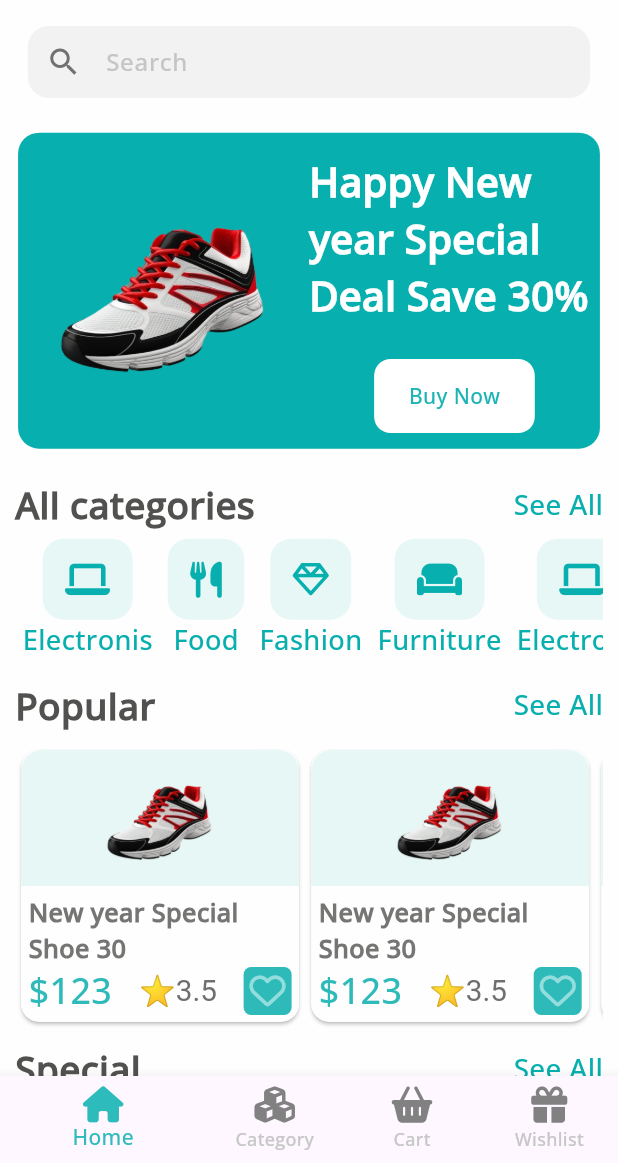
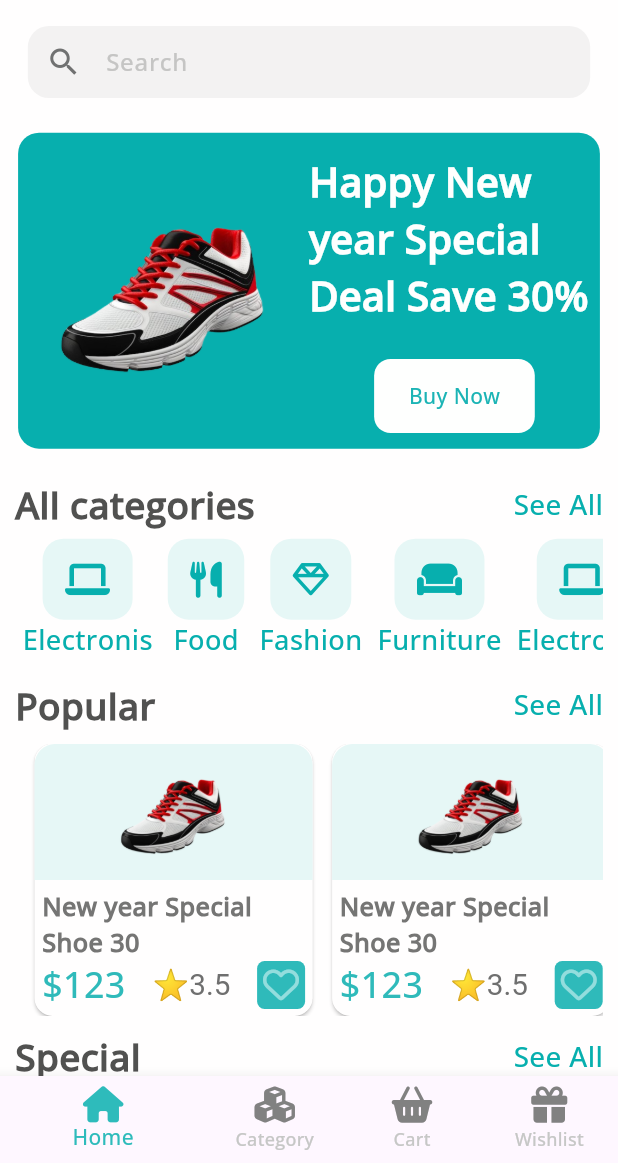
Before and after one commit to Sadman-123/CraftyBay, a Flutter app: the screen it shows after launch, on a phone screen of 412 x 824 dp, the part 73-1236 px from its top. Run offline on Flutter 3.47's test engine with Material 3 defaults, Android fonts, the phone set to English and light mode, and no system bars; drawn by our look-alikes of carousel_slider; our stand-ins replace flutter_svg, font_awesome_flutter, pinput.

Commit message:
margin between cards and also pinned:false for great experience

```diff
--- a/lib/diy_components/product_card.dart
+++ b/lib/diy_components/product_card.dart
@@ -4,6 +4,9 @@ Widget Product_Card({required double mdh,required double mdw,required String pro
 {
   return Card(
     color: Color(0xFFfffefe),
+    margin: EdgeInsets.only(
+      left: 13
+    ),
     child: Container(
       height: mdh*0.22,
       width: mdw*0.45,
--- a/lib/home_screens/sub/main_screen.dart
+++ b/lib/home_screens/sub/main_screen.dart
@@ -15,6 +15,7 @@ class MainScreen extends StatelessWidget{
       body: CustomScrollView(
         slivers: [
           SliverAppBar(
+            pinned: false,
             title: SvgPicture.asset('assets/pics/logo_nav.svg',width: mdw*0.42,),
             actions: [
               Padding(
```
